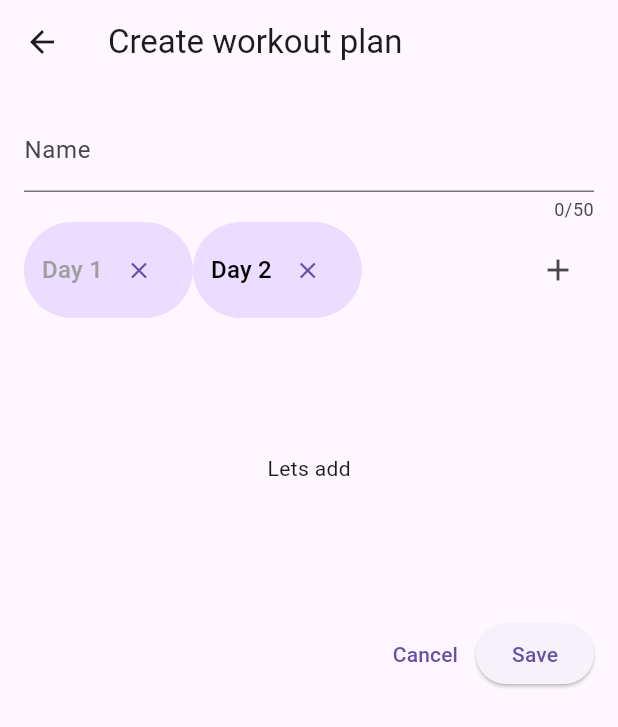
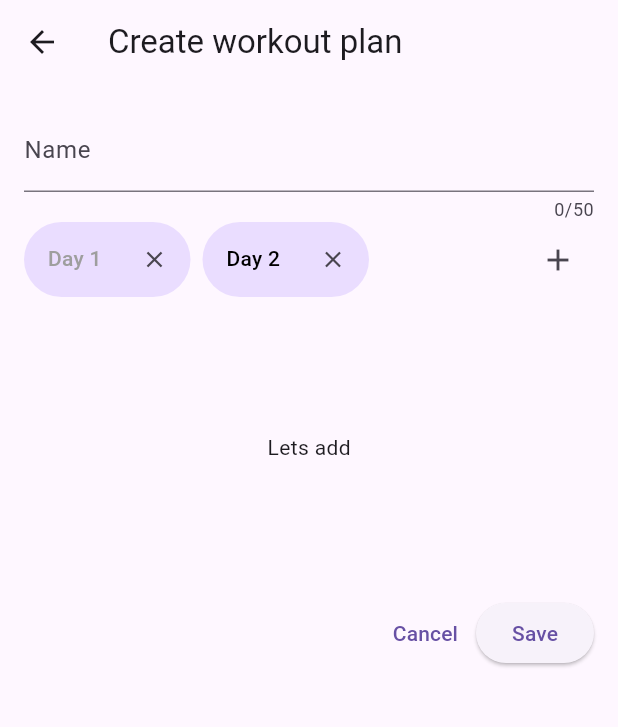
Before and after one commit to kmekarski/gym_partner, a Flutter app: the NewPlanScreen screen opened directly, after a tap on the "add" icon, on a phone screen of 412 x 824 dp. Shown: the top 727 px of the screen. Run offline on Flutter 3.47's test engine with Material 3 defaults, Android fonts, the phone set to English and light mode, and no system bars; our stand-ins replace cloud_firestore, firebase_auth, firebase_core, flutter_riverpod; accounts and stored records are empty.

Commit message:
moved some plan tags to new plan difficulty model, working on add plan screen

```diff
--- a/lib/models/plan.dart
+++ b/lib/models/plan.dart
@@ -1,5 +1,6 @@
 import 'package:cloud_firestore/cloud_firestore.dart';
 import 'package:gym_partner/models/plan_day.dart';
+import 'package:gym_partner/models/plan_difficulty.dart';
 import 'package:gym_partner/models/plan_tag.dart';
 
 class Plan {
@@ -8,6 +9,7 @@ class Plan {
     required this.name,
     required this.days,
     required this.tags,
+    required this.difficulty,
     required this.authorName,
   });
 
@@ -24,11 +26,19 @@ class Plan {
       return PlanTag.values.firstWhere((e) => e.toString() == tagString,
           orElse: () => PlanTag.cardio);
     }).toList();
+
+    final difficultyString = (data['difficulty'] ?? '').toString();
+    final difficulty = PlanDifficulty.values.firstWhere(
+      (e) => e.toString() == difficultyString,
+      orElse: () => PlanDifficulty.beginner,
+    );
+
     return Plan(
       id: doc.id,
       name: data['name'] ?? '',
       days: days,
       tags: tags,
+      difficulty: difficulty,
       authorName: data['author_name'] ?? '',
     );
   }
@@ -39,6 +49,7 @@ class Plan {
       'name': name,
       'days': days.map((day) => day.toFirestore()).toList(),
       'tags': tags.map((tag) => tag.toString()).toList(),
+      'difficulty': difficulty.toString(),
       'author_name': authorName,
     };
   }
@@ -47,6 +58,7 @@ class Plan {
   final String name;
   final List<PlanDay> days;
   final List<PlanTag> tags;
+  final PlanDifficulty difficulty;
   final String authorName;
 
   int getCompletionPercentage(int currentDayIndex) {
--- /dev/null
+++ b/lib/models/plan_difficulty.dart
@@ -0,0 +1,5 @@
+enum PlanDifficulty {
+  beginner,
+  intermediate,
+  expert,
+}
--- a/lib/screens/new_plan.dart
+++ b/lib/screens/new_plan.dart
@@ -1,9 +1,11 @@
 import 'dart:convert';
 
 import 'package:flutter/material.dart';
+import 'package:flutter/widgets.dart';
 import 'package:flutter_riverpod/flutter_riverpod.dart';
 import 'package:gym_partner/models/plan.dart';
 import 'package:gym_partner/models/plan_day.dart';
+import 'package:gym_partner/models/plan_difficulty.dart';
 import 'package:gym_partner/models/plan_tag.dart';
 import 'package:gym_partner/providers/user_plans_provider.dart';
 import 'package:gym_partner/providers/user_provider.dart';
@@ -27,6 +29,12 @@ class _NewPlanModalState extends ConsumerState<NewPlanScreen> {
 
   int? _selectedDayIndex = 0;
 
+  final _daysListScrollController = ScrollController();
+
+  double _daysListElementWidth = 111;
+  double _daysListGapWidth = 8;
+  double _plusDayButtonWidth = 50;
+
   void _selectDay(int index) {
     setState(() {
       _selectedDayIndex = index;
@@ -41,6 +49,7 @@ class _NewPlanModalState extends ConsumerState<NewPlanScreen> {
       _days.removeAt(index);
       _selectedDayIndex = _days.length - 1;
     });
+    _animateDaysList();
   }
 
   void _newDay() {
@@ -48,6 +57,21 @@ class _NewPlanModalState extends ConsumerState<NewPlanScreen> {
       _days.add(PlanDay(id: '${_days.length}'));
       _selectedDayIndex = _days.length - 1;
     });
+    _animateDaysList();
+  }
+
+  void _animateDaysList() {
+    final listWidth = MediaQuery.of(context).size.width - _plusDayButtonWidth;
+    final elementWidth = _daysListElementWidth + _daysListGapWidth;
+    final numOfelementsOnScreen = (listWidth / elementWidth).floor();
+    print(numOfelementsOnScreen);
+    final needsToScroll = _days.length > numOfelementsOnScreen;
+    _daysListScrollController.animateTo(
+        needsToScroll
+            ? (_days.length - numOfelementsOnScreen) * elementWidth
+            : 0,
+        duration: Duration(milliseconds: 300),
+        curve: Curves.fastOutSlowIn);
   }
 
   void _submitPlanData() async {
@@ -66,6 +90,7 @@ class _NewPlanModalState extends ConsumerState<NewPlanScreen> {
         name: _enteredName,
         days: _days,
         tags: [PlanTag.cardio],
+        difficulty: PlanDifficulty.beginner,
         authorName: 'someAuthor');
 
     final addedPlan =
@@ -132,15 +157,35 @@ class _NewPlanModalState extends ConsumerState<NewPlanScreen> {
           child: Column(
             children: [
               nameTextFormField,
-              Row(
+              Container(
+                height: 50,
+                width: MediaQuery.of(context).size.width,
+                child: Row(
                   children: [
-                  for (var (index, day) in _days.indexed) dayLabel(day, index),
+                    Expanded(
+                      child: ListView(
+                        controller: _daysListScrollController,
+                        scrollDirection: Axis.horizontal,
+                        children: [
+                          for (var (index, day) in _days.indexed)
+                            dayButton(day, index),
+                        ],
+                      ),
+                    ),
+                    SizedBox(
+                      width: _plusDayButtonWidth,
+                      child: Row(
+                        children: [
                           const Spacer(),
                           IconButton(
                             onPressed: _newDay,
                             icon: const Icon(Icons.add),
                           ),
                         ],
+                      ),
+                    ),
+                  ],
+                ),
               ),
               const SizedBox(
                 height: 200,
@@ -156,14 +201,21 @@ class _NewPlanModalState extends ConsumerState<NewPlanScreen> {
     );
   }
 
-  Widget dayLabel(PlanDay day, int index) {
-    return TextButton(
-      style: TextButton.styleFrom(
-        backgroundColor: Theme.of(context).colorScheme.primaryContainer,
-      ),
-      onPressed: () {
+  Widget dayButton(PlanDay day, int index) {
+    return Padding(
+      padding: EdgeInsets.only(right: _daysListGapWidth),
+      child: InkWell(
+        borderRadius: BorderRadius.circular(100),
+        onTap: () {
           _selectDay(index);
         },
+        child: Container(
+          width: _daysListElementWidth,
+          padding: const EdgeInsets.only(left: 16),
+          decoration: BoxDecoration(
+            borderRadius: BorderRadius.circular(100),
+            color: Theme.of(context).colorScheme.primaryContainer,
+          ),
           child: Row(
             children: [
               Text(
@@ -171,11 +223,17 @@ class _NewPlanModalState extends ConsumerState<NewPlanScreen> {
                 style: Theme.of(context).textTheme.titleMedium!.copyWith(
                     color:
                         index == _selectedDayIndex ? Colors.black : Colors.grey,
+                    fontSize: 14),
+              ),
+              const Spacer(),
+              IconButton(
+                onPressed: () => _removeDay(index),
+                icon: const Icon(Icons.close),
+                iconSize: 18,
+              )
+            ],
           ),
         ),
-          IconButton(
-              onPressed: () => _removeDay(index), icon: const Icon(Icons.close))
-        ],
       ),
     );
   }
--- a/lib/services/plans_service.dart
+++ b/lib/services/plans_service.dart
@@ -51,6 +51,7 @@ class PlansService {
         name: plan.name,
         days: plan.days,
         tags: plan.tags,
+        difficulty: plan.difficulty,
         authorName: userData.username,
       );
     } catch (e) {
```
Lines whose indentation alone changed are shown as unchanged.
